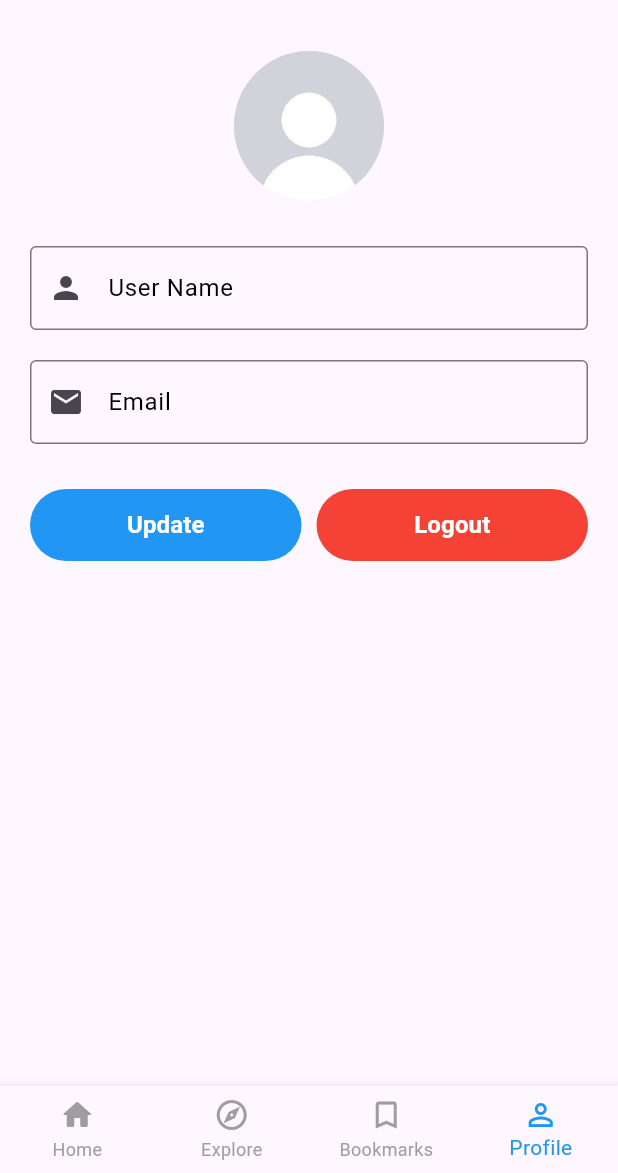
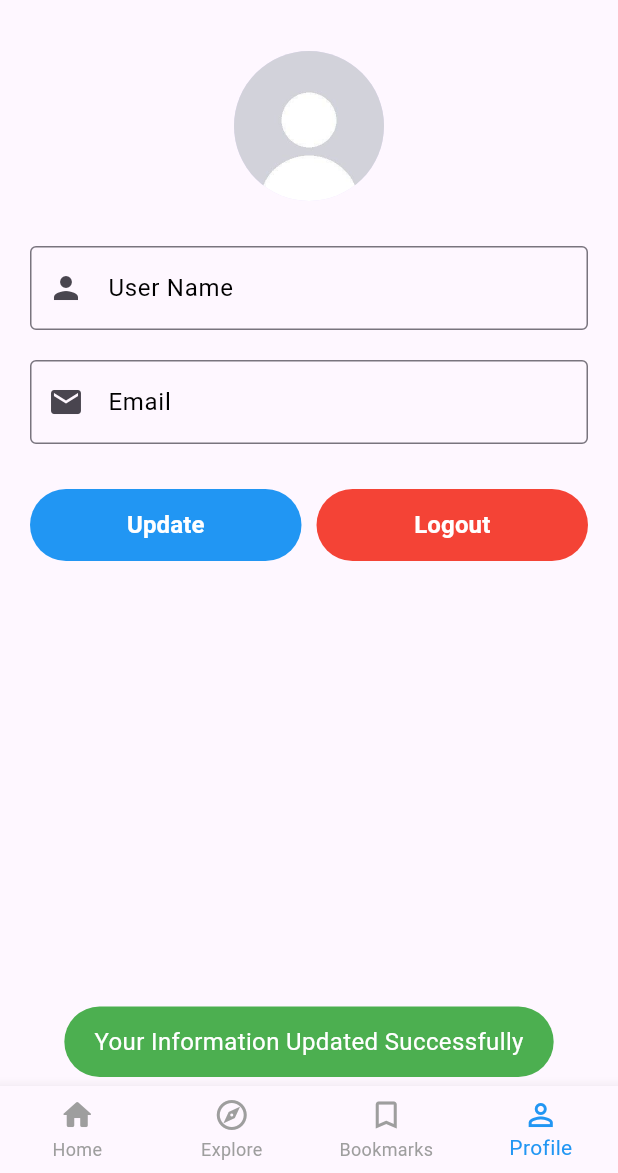
Before and after one commit to MahmoudTareek/News_App, a Flutter app: the NewsLayout screen opened directly, item 4 of the bottom bar chosen, after a tap on "Update", on a phone screen of 412 x 824 dp, the part 63-1236 px from its top. Run offline on Flutter 3.47's test engine with Material 3 defaults, Android fonts, the phone set to English and light mode, and no system bars; our stand-ins replace conditional_builder_null_safety, custom_refresh_indicator, dio, flutter_bloc, fluttertoast, smooth_page_indicator and 1 more; network calls fail.

Commit message:
Dio commit

```diff
--- a/lib/cubit/cubit.dart
+++ b/lib/cubit/cubit.dart
@@ -1,5 +1,6 @@
 import 'package:flutter/material.dart';
 import 'package:flutter_bloc/flutter_bloc.dart';
+import 'package:fluttertoast/fluttertoast.dart';
 import 'package:news_app/cubit/states.dart';
 import 'package:news_app/modules/bookmarks/bookmarks_screen.dart';
 import 'package:news_app/modules/home/home_screen.dart';
@@ -52,7 +53,15 @@ class NewsCubit extends Cubit<NewsStates> {
           emit(NewsGetAllNewsSuccessState());
         })
         .catchError((error) {
-          print(error.toString());
+          Fluttertoast.showToast(
+            msg: "Something went wrong.. Please try again later.",
+            toastLength: Toast.LENGTH_SHORT,
+            gravity: ToastGravity.BOTTOM,
+            timeInSecForIosWeb: 1,
+            backgroundColor: Colors.red,
+            textColor: Colors.white,
+            fontSize: 16.0,
+          );
           emit(NewsGetAllNewsErrorState(error.toString()));
         });
   }
@@ -71,7 +80,15 @@ class NewsCubit extends Cubit<NewsStates> {
           emit(NewsGetSearchSuccessState());
         })
         .catchError((error) {
-          print(error.toString());
+          Fluttertoast.showToast(
+            msg: "Something went wrong.. Please try again later.",
+            toastLength: Toast.LENGTH_SHORT,
+            gravity: ToastGravity.BOTTOM,
+            timeInSecForIosWeb: 1,
+            backgroundColor: Colors.red,
+            textColor: Colors.white,
+            fontSize: 16.0,
+          );
           emit(NewsGetSearchErrorState(error.toString()));
         });
   }
@@ -91,7 +108,15 @@ class NewsCubit extends Cubit<NewsStates> {
           emit(NewsGetAllNewsSuccessState());
         })
         .catchError((error) {
-          print(error.toString());
+          Fluttertoast.showToast(
+            msg: "Something went wrong.. Please try again later.",
+            toastLength: Toast.LENGTH_SHORT,
+            gravity: ToastGravity.BOTTOM,
+            timeInSecForIosWeb: 1,
+            backgroundColor: Colors.red,
+            textColor: Colors.white,
+            fontSize: 16.0,
+          );
           emit(NewsGetAllNewsErrorState(error.toString()));
         });
   }
--- a/lib/layout/news_layout.dart
+++ b/lib/layout/news_layout.dart
@@ -1,13 +1,7 @@
-import 'package:flutter/cupertino.dart';
 import 'package:flutter/material.dart';
 import 'package:flutter_bloc/flutter_bloc.dart';
 import 'package:news_app/cubit/cubit.dart';
 import 'package:news_app/cubit/states.dart';
-import 'package:news_app/modules/search/search_screen.dart';
-// import 'package:news_app/modules/news_app/search/search_screen.dart';
-import 'package:news_app/shared/components.dart';
-// import 'package:news_app/shared/cubit/cubit.dart';
-import 'package:news_app/shared/network/dio_helper.dart';
 
 class NewsLayout extends StatelessWidget {
   @override
--- a/lib/modules/home/home_screen.dart
+++ b/lib/modules/home/home_screen.dart
@@ -1,6 +1,7 @@
 import 'package:custom_refresh_indicator/custom_refresh_indicator.dart';
 import 'package:flutter/material.dart';
 import 'package:flutter_bloc/flutter_bloc.dart';
+import 'package:fluttertoast/fluttertoast.dart';
 import 'package:news_app/cubit/cubit.dart';
 import 'package:news_app/cubit/states.dart';
 import 'package:news_app/shared/components.dart';
@@ -24,9 +25,12 @@ class _HomeScreenState extends State<HomeScreen> {
   ];
 
   @override
+  @override
   void initState() {
     super.initState();
-    NewsCubit.get(context).getAllNews();
+    WidgetsBinding.instance.addPostFrameCallback((_) {
+      NewsCubit.get(context).getAllNews();
+    });
   }
 
   @override
@@ -36,6 +40,17 @@ class _HomeScreenState extends State<HomeScreen> {
       builder: (context, state) {
         var cubit = NewsCubit.get(context);
         var list = cubit.allNews;
+        if (list.isEmpty) {
+          Fluttertoast.showToast(
+            msg: "No Articles Available.",
+            toastLength: Toast.LENGTH_SHORT,
+            gravity: ToastGravity.BOTTOM,
+            timeInSecForIosWeb: 1,
+            backgroundColor: Colors.yellow,
+            textColor: Colors.black,
+            fontSize: 16.0,
+          );
+        }
         return CustomRefreshIndicator(
           onRefresh: () async {
             if (selectedCategory == 'all') {
--- a/lib/modules/profile/profile_screen.dart
+++ b/lib/modules/profile/profile_screen.dart
@@ -1,6 +1,6 @@
 import 'package:flutter/material.dart';
+import 'package:fluttertoast/fluttertoast.dart';
 import 'package:news_app/cubit/cubit.dart';
-import 'package:news_app/modules/login/login_screen.dart';
 import 'package:news_app/modules/onBoarding/on_boarding_screen.dart';
 import 'package:news_app/shared/components.dart';
 
@@ -66,7 +66,17 @@ class ProfileScreen extends StatelessWidget {
                     children: [
                       Expanded(
                         child: defaultButton(
-                          function: () {},
+                          function: () {
+                            Fluttertoast.showToast(
+                              msg: "Your Information Updated Successfully",
+                              toastLength: Toast.LENGTH_SHORT,
+                              gravity: ToastGravity.BOTTOM,
+                              timeInSecForIosWeb: 1,
+                              backgroundColor: Colors.green,
+                              textColor: Colors.white,
+                              fontSize: 16.0,
+                            );
+                          },
                           text: 'Update',
                           background: Colors.blue,
                           radius: 50.0,
--- a/lib/shared/components.dart
+++ b/lib/shared/components.dart
@@ -1,7 +1,5 @@
-// import 'package:conditional_builder_null_safety/conditional_builder_null_safety.dart';
 import 'package:conditional_builder_null_safety/conditional_builder_null_safety.dart';
 import 'package:flutter/material.dart';
-import 'package:news_app/cubit/cubit.dart';
 import 'package:news_app/modules/details/detail_screen.dart';
 
 Widget defaultButton({
@@ -77,15 +75,6 @@ Widget defaultFormField({
           )
         : null,
     border: OutlineInputBorder(),
-  ),
-);
-
-Widget myDivider() => Padding(
-  padding: const EdgeInsetsDirectional.only(start: 20.0),
-  child: Container(
-    width: double.infinity,
-    height: 2.0,
-    color: Colors.grey[300],
   ),
 );
 
@@ -199,8 +188,9 @@ Widget articleBuilder(list, context, {isSearch = false}) => ConditionalBuilder(
     separatorBuilder: (context, index) => SizedBox(height: 1.0),
     itemCount: list.length,
   ),
-  fallback: (context) =>
-      isSearch ? Container() : Center(child: CircularProgressIndicator()),
+  fallback: (context) => isSearch
+      ? Container()
+      : Center(child: CircularProgressIndicator(color: Colors.blue)),
 );
 
 int hour({required articleTime}) {
--- a/lib/shared/network/dio_helper.dart
+++ b/lib/shared/network/dio_helper.dart
@@ -25,35 +25,4 @@ class DioHelper {
     };
     return await dio.get(url, queryParameters: query ?? null);
   }
-
-  static Future<Response> postData({
-    required String url,
-    Map<String, dynamic>? query,
-    required Map<String, dynamic> data,
-    String lang = 'en',
-    String? token,
-  }) async {
-    dio.options.headers = {
-      'Content-Type': 'application/json',
-      'lang': lang,
-      'Authorization': token ?? '',
-    };
-
-    return dio.post(url, queryParameters: query, data: data);
-  }
-
-  static Future<Response> putData({
-    required String url,
-    required Map<String, dynamic> data,
-    Map<String, dynamic>? query,
-    String? lang = 'en',
-    String? token,
-  }) async {
-    dio.options.headers = {
-      'Content-Type': 'application/json',
-      'lang': lang,
-      'Authorization': token ?? '',
-    };
-    return await dio.put(url, data: data, queryParameters: query);
-  }
 }
--- a/pubspec.yaml
+++ b/pubspec.yaml
@@ -40,6 +40,7 @@ dependencies:
   conditional_builder_null_safety: ^0.0.6
   webview_flutter: ^4.13.0
   custom_refresh_indicator: ^4.0.1
+  fluttertoast: ^8.2.12
 
 dev_dependencies:
   flutter_test:
```
Also changed, not shown: lib/main.dart (+6 -4 lines), lib/modules/login/login_screen.dart (+8 -10 lines), pubspec.lock.
